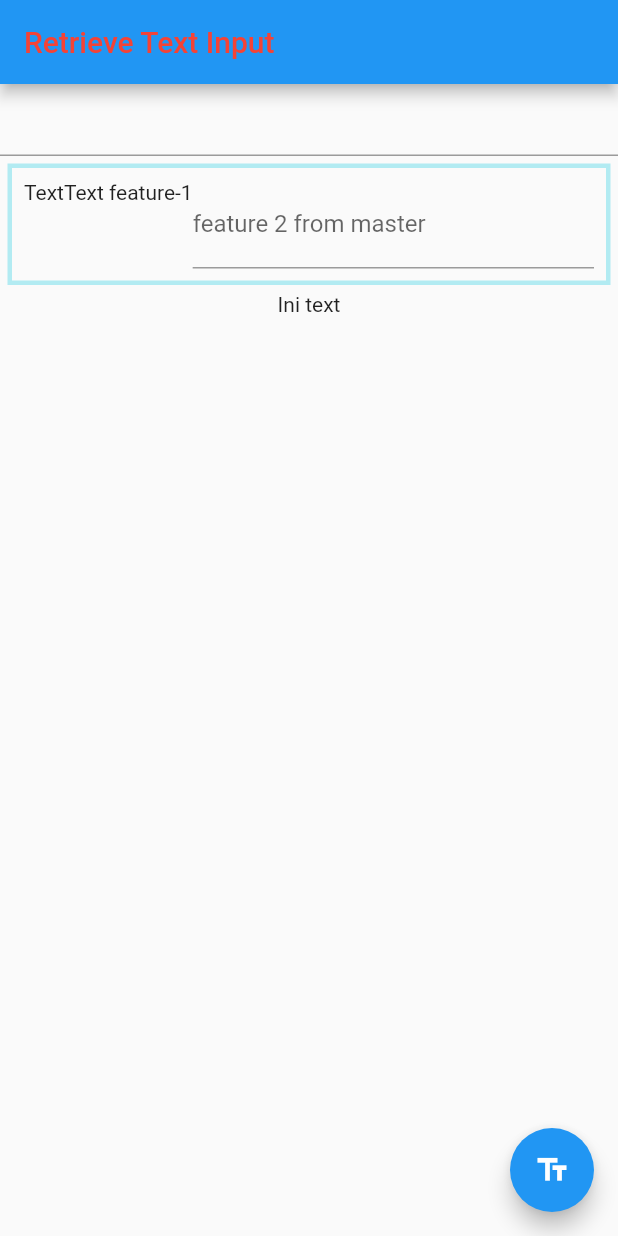
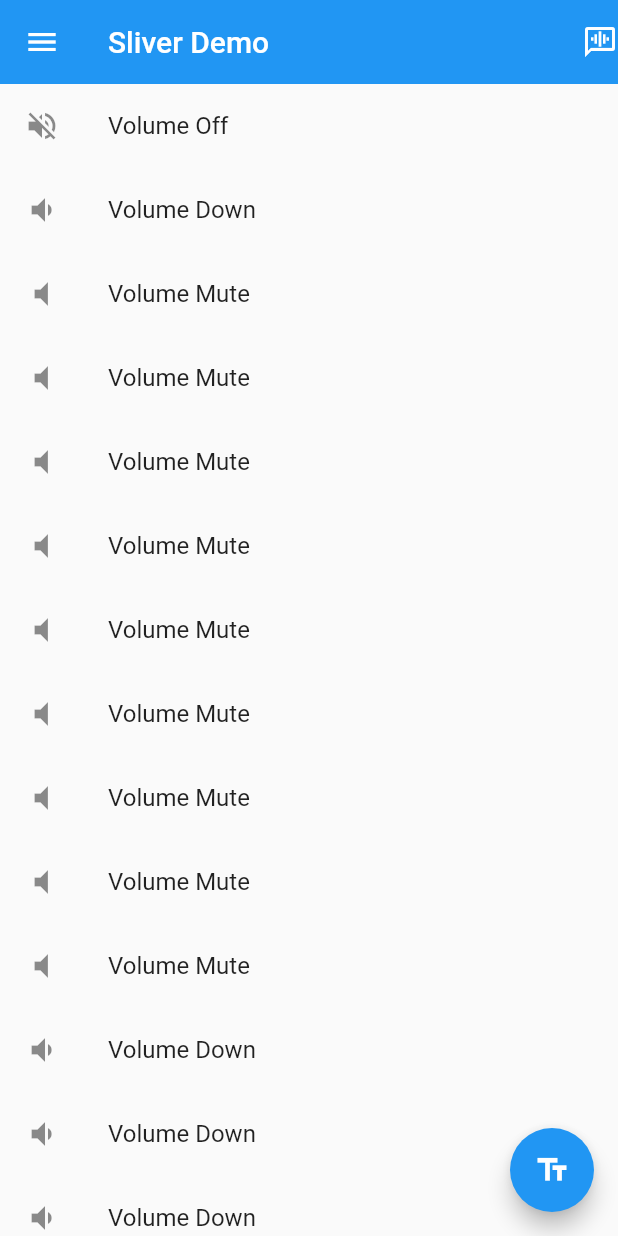
Before and after one commit to ashvX/pengaduan-sms-penipu, a Flutter app: the MyCustomForm screen opened directly, on a phone screen of 412 x 824 dp. Run offline on Flutter 3.47's test engine with Material 2 defaults, Android fonts, the light colour scheme and no system bars; our stand-ins replace bloc, flutter_bloc.

Commit message:
Test bentrok kode dengan CT + add random_meal.dart file

```diff
--- a/lib/main.dart
+++ b/lib/main.dart
@@ -1,4 +1,8 @@
 import 'package:flutter/material.dart';
+import 'package:layanan_pengaduan_sms_penipu/start_page.dart';
+import 'package:bloc/bloc.dart';
+import 'package:flutter_bloc/flutter_bloc.dart';
+
 
 void main() => runApp(MyApp());
 
@@ -7,7 +11,7 @@ class MyApp extends StatelessWidget {
   Widget build(BuildContext context) {
     return MaterialApp(
       title: 'Retrieve Text Input',
-      home: MyCustomForm(),
+      home: StartPage(),
     );
   }
 }
@@ -35,13 +39,7 @@ class _MyCustomFormState extends State<MyCustomForm> {
   @override
   Widget build(BuildContext context) {
     return Scaffold(
-      appBar: AppBar(
-        title: Text(
-          'Retrieve Text Input',
-          style: TextStyle(color: Colors.red),
-        ),
-      ),
-      body: buildForm(),
+      body: buildSliverBody(),
       floatingActionButton: FloatingActionButton(
         // When the user presses the button, show an alert dialog containing
         // the text that the user has entered into the text field.
@@ -72,6 +70,79 @@ class _MyCustomFormState extends State<MyCustomForm> {
         ),
         boxText,
         Text('Ini text'),
+      ],
+    );
+  }
+
+  Widget buildSliverBody() {
+    return CustomScrollView(
+      slivers: <Widget>[
+        SliverAppBar(
+          title: Text('Sliver Demo'),
+          leading: Icon(Icons.menu),
+          floating: true,
+          snap: true,
+          actions: <Widget>[
+            Icon(Icons.voice_chat),
+          ],
+        ),
+        SliverList(
+          delegate: SliverChildListDelegate([
+            ListTile(
+              leading: Icon(Icons.volume_off),
+              title: Text("Volume Off"),
+            ),
+
+            ListTile(
+                leading: Icon(Icons.volume_down), title: Text("Volume Down")),
+            ListTile(
+                leading: Icon(Icons.volume_mute), title: Text("Volume Mute")),
+            ListTile(
+                leading: Icon(Icons.volume_mute), title: Text("Volume Mute")),
+            ListTile(
+                leading: Icon(Icons.volume_mute), title: Text("Volume Mute")),
+            ListTile(
+                leading: Icon(Icons.volume_mute), title: Text("Volume Mute")),
+            ListTile(
+                leading: Icon(Icons.volume_mute), title: Text("Volume Mute")),
+            ListTile(
+                leading: Icon(Icons.volume_mute), title: Text("Volume Mute")),
+            ListTile(
+                leading: Icon(Icons.volume_mute), title: Text("Volume Mute")),
+            ListTile(
+                leading: Icon(Icons.volume_mute), title: Text("Volume Mute")),
+            ListTile(
+                leading: Icon(Icons.volume_mute), title: Text("Volume Mute")),
+            ListTile(
+                leading: Icon(Icons.volume_down), title: Text("Volume Down")),
+            ListTile(
+                leading: Icon(Icons.volume_down), title: Text("Volume Down")),
+            ListTile(
+                leading: Icon(Icons.volume_down), title: Text("Volume Down")),
+            ListTile(
+                leading: Icon(Icons.volume_down), title: Text("Volume Down")),
+            ListTile(
+                leading: Icon(Icons.volume_down), title: Text("Volume Down")),
+            ListTile(
+                leading: Icon(Icons.volume_down), title: Text("Volume Down")),
+            ListTile(
+                leading: Icon(Icons.volume_down), title: Text("Volume Down")),
+            ListTile(
+                leading: Icon(Icons.volume_down), title: Text("Volume Down")),
+            ListTile(
+                leading: Icon(Icons.volume_down), title: Text("Volume Down")),
+            ListTile(
+                leading: Icon(Icons.volume_down), title: Text("Volume Down")),
+            ListTile(
+                leading: Icon(Icons.volume_down), title: Text("Volume Down")),
+            ListTile(
+                leading: Icon(Icons.volume_down), title: Text("Volume Down")),
+            ListTile(
+                leading: Icon(Icons.volume_down), title: Text("Volume Down")),
+            ListTile(
+                leading: Icon(Icons.volume_down), title: Text("Volume Down")),
+          ]),
+        )
       ],
     );
   }
--- a/pubspec.yaml
+++ b/pubspec.yaml
@@ -29,6 +29,9 @@ dependencies:
   # Use with the CupertinoIcons class for iOS style icons.
   cupertino_icons: ^0.1.3
   sms_receiver: ^0.3.1+1
+  json_annotation: ^3.0.1
+  flutter_bloc: ^6.0.2
+  bloc: ^6.0.2
 
 dev_dependencies:
   flutter_test:
```
Also changed, not shown: lib/start_page.dart (added, +147 -0 lines), lib/models/random_meal.dart (added), pubspec.lock.
